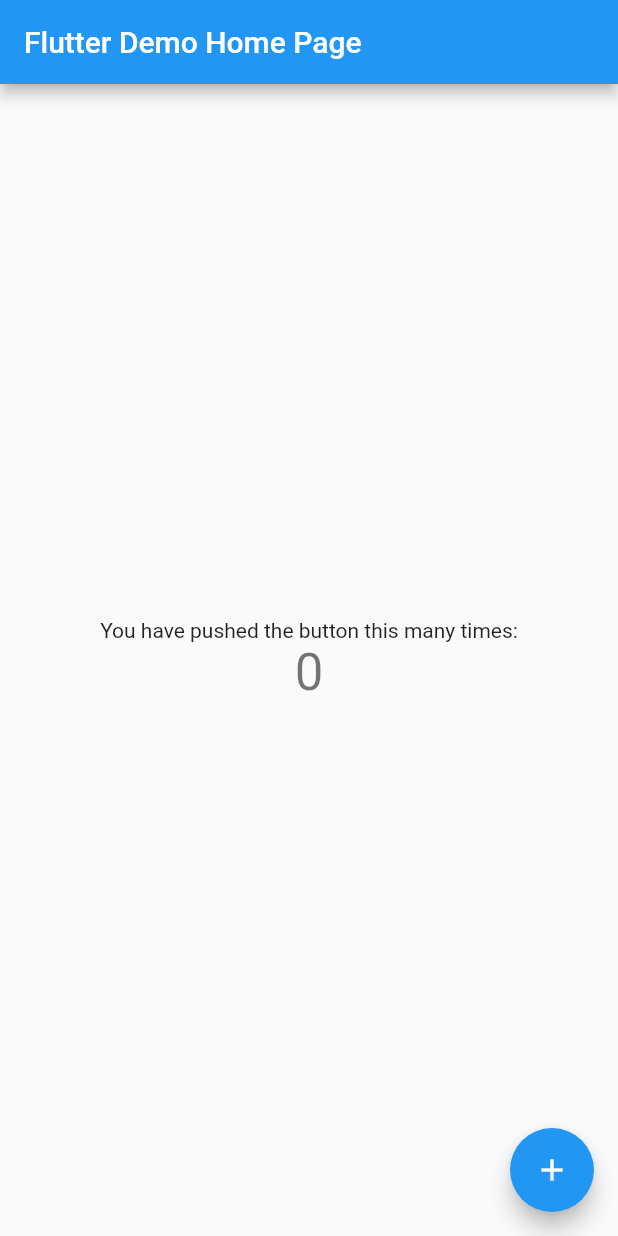
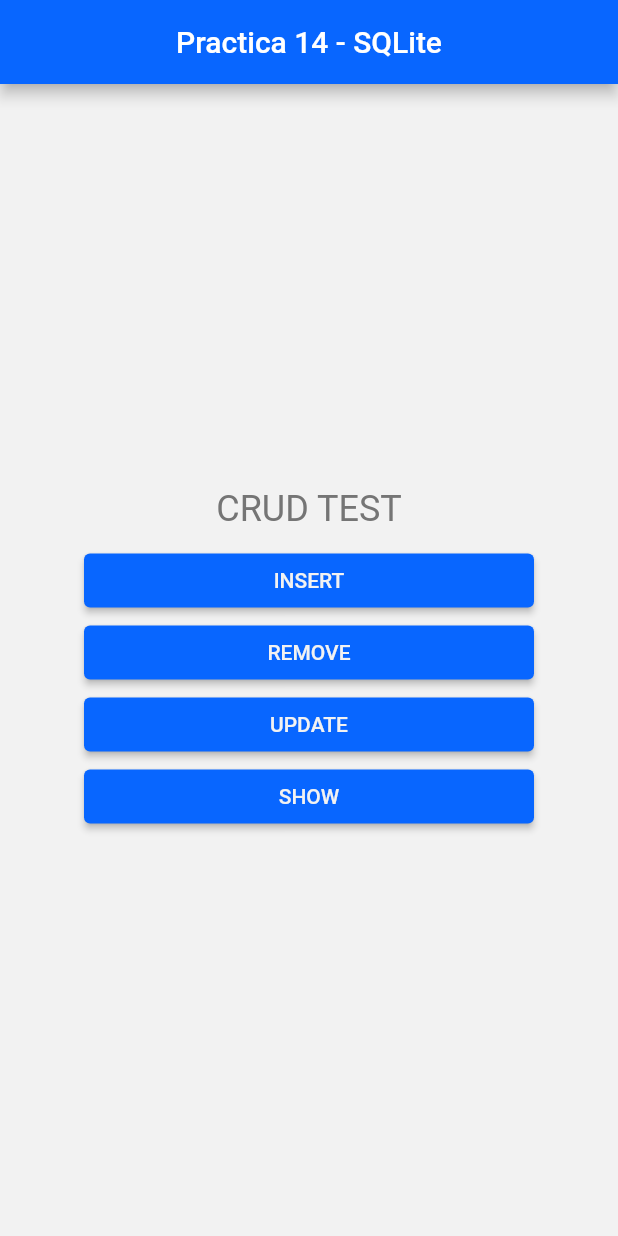
Before and after one commit to adrian-parra/Flutter-Practicas, a Flutter app: the screen it shows after launch, on a phone screen of 412 x 824 dp. Run offline on Flutter 3.47's test engine with Material 2 defaults, Android fonts, the phone set to English and light mode, and no system bars; our stand-ins replace fluttertoast, shared_preferences, sqflite; accounts and stored records are empty.

Commit message:
Practica 14 Terminada
Aprendizaje

* uso de db sqlite con lib sqflite

```diff
--- /dev/null
+++ b/practica_14/lib/config.dart
@@ -0,0 +1,26 @@
+import 'package:flutter/material.dart';
+
+class AppConfig {
+  static const colorPrincipal = Color(0xFF0866FF);
+  static const colorSecundario = Color(0xFFFFFFFF);
+  static const colorFondo = Color(0xFFF2F2F2);
+  static const colorDescripcion = Color(0xFF757575);
+  static const colorExtra = Color(0xFF2B2A2A);
+
+  static const colorSuccess = Color(0xFF51ae57);
+  static const colorDanger = Color(0xFFff0000);
+  static const colorWarning = Color(0xFFf57c00);
+  static const colorInfo = Color(0xFF3498db);
+
+  static const marginValue = 16.0;
+  static const paddingValue = 16.0;
+
+  static const sizeTitulo = 24.0;
+  static const sizeSubtitulo = 20.0;
+  static const sizeDescripcion = 14.0;
+
+  static const gap = 10.0;
+
+  static const letterSpacingValue = 1.3;
+
+}
--- a/practica_14/lib/main.dart
+++ b/practica_14/lib/main.dart
@@ -1,4 +1,5 @@
 import 'package:flutter/material.dart';
+import 'package:practica_14/screens/crud_screen.dart';
 
 void main() {
   runApp(const MyApp());
@@ -10,106 +11,10 @@ class MyApp extends StatelessWidget {
   // This widget is the root of your application.
   @override
   Widget build(BuildContext context) {
-    return MaterialApp(
+    return const MaterialApp(
       title: 'Flutter Demo',
-      theme: ThemeData(
-        // This is the theme of your application.
-        //
-        // Try running your application with "flutter run". You'll see the
-        // application has a blue toolbar. Then, without quitting the app, try
-        // changing the primarySwatch below to Colors.green and then invoke
-        // "hot reload" (press "r" in the console where you ran "flutter run",
-        // or simply save your changes to "hot reload" in a Flutter IDE).
-        // Notice that the counter didn't reset back to zero; the application
-        // is not restarted.
-        primarySwatch: Colors.blue,
-      ),
-      home: const MyHomePage(title: 'Flutter Demo Home Page'),
+      debugShowCheckedModeBanner: false,
+      home: CrudScreen(),
     );
   }
 }
-
-class MyHomePage extends StatefulWidget {
-  const MyHomePage({super.key, required this.title});
-
-  // This widget is the home page of your application. It is stateful, meaning
-  // that it has a State object (defined below) that contains fields that affect
-  // how it looks.
-
-  // This class is the configuration for the state. It holds the values (in this
-  // case the title) provided by the parent (in this case the App widget) and
-  // used by the build method of the State. Fields in a Widget subclass are
-  // always marked "final".
-
-  final String title;
-
-  @override
-  State<MyHomePage> createState() => _MyHomePageState();
-}
-
-class _MyHomePageState extends State<MyHomePage> {
-  int _counter = 0;
-
-  void _incrementCounter() {
-    setState(() {
-      // This call to setState tells the Flutter framework that something has
-      // changed in this State, which causes it to rerun the build method below
-      // so that the display can reflect the updated values. If we changed
-      // _counter without calling setState(), then the build method would not be
-      // called again, and so nothing would appear to happen.
-      _counter++;
-    });
-  }
-
-  @override
-  Widget build(BuildContext context) {
-    // This method is rerun every time setState is called, for instance as done
-    // by the _incrementCounter method above.
-    //
-    // The Flutter framework has been optimized to make rerunning build methods
-    // fast, so that you can just rebuild anything that needs updating rather
-    // than having to individually change instances of widgets.
-    return Scaffold(
-      appBar: AppBar(
-        // Here we take the value from the MyHomePage object that was created by
-        // the App.build method, and use it to set our appbar title.
-        title: Text(widget.title),
-      ),
-      body: Center(
-        // Center is a layout widget. It takes a single child and positions it
-        // in the middle of the parent.
-        child: Column(
-          // Column is also a layout widget. It takes a list of children and
-          // arranges them vertically. By default, it sizes itself to fit its
-          // children horizontally, and tries to be as tall as its parent.
-          //
-          // Invoke "debug painting" (press "p" in the console, choose the
-          // "Toggle Debug Paint" action from the Flutter Inspector in Android
-          // Studio, or the "Toggle Debug Paint" command in Visual Studio Code)
-          // to see the wireframe for each widget.
-          //
-          // Column has various properties to control how it sizes itself and
-          // how it positions its children. Here we use mainAxisAlignment to
-          // center the children vertically; the main axis here is the vertical
-          // axis because Columns are vertical (the cross axis would be
-          // horizontal).
-          mainAxisAlignment: MainAxisAlignment.center,
-          children: <Widget>[
-            const Text(
-              'You have pushed the button this many times:',
-            ),
-            Text(
-              '$_counter',
-              style: Theme.of(context).textTheme.headline4,
-            ),
-          ],
-        ),
-      ),
-      floatingActionButton: FloatingActionButton(
-        onPressed: _incrementCounter,
-        tooltip: 'Increment',
-        child: const Icon(Icons.add),
-      ), // This trailing comma makes auto-formatting nicer for build methods.
-    );
-  }
-}
--- /dev/null
+++ b/practica_14/lib/screens/crud_screen.dart
@@ -0,0 +1,163 @@
+import 'package:flutter/material.dart';
+import 'package:practica_14/config.dart';
+import 'package:sqflite/sqflite.dart';
+
+class CrudScreen extends StatefulWidget {
+  const CrudScreen({super.key});
+
+  @override
+  State<CrudScreen> createState() => _CrudScreenState();
+}
+
+class _CrudScreenState extends State<CrudScreen> {
+  late String path;
+  late Database database;
+
+  @override
+  void initState() {
+    createDB();
+    super.initState();
+  }
+
+  @override
+  Widget build(BuildContext context) {
+    return Scaffold(
+      backgroundColor: AppConfig.colorFondo,
+      appBar: AppBar(
+        title: const Text('Practica 14 - SQLite'),
+        centerTitle: true,
+        backgroundColor: AppConfig.colorPrincipal,
+      ),
+      body: Center(
+        child: Column(
+          mainAxisAlignment: MainAxisAlignment.center,
+          crossAxisAlignment: CrossAxisAlignment.center,
+          children: [
+            const Text(
+              'CRUD TEST',
+              style: TextStyle(
+                fontSize: AppConfig.sizeTitulo,
+                color: AppConfig.colorDescripcion
+              ),
+              ),
+              SizedBox(height: AppConfig.gap,),
+            Row(
+              mainAxisAlignment: MainAxisAlignment.center,
+              crossAxisAlignment: CrossAxisAlignment.center,
+              children: [
+                SizedBox(
+                  width: 300.0,
+                  child: ElevatedButton(
+                    onPressed: () {
+                      insertDB();
+                    },
+                    style: ElevatedButton.styleFrom(
+                        backgroundColor: AppConfig.colorPrincipal,
+                        foregroundColor: AppConfig.colorFondo),
+                    child: const Text('INSERT'),
+                  ),
+                ),
+              ],
+            ),
+            Row(
+              mainAxisAlignment: MainAxisAlignment.center,
+              crossAxisAlignment: CrossAxisAlignment.center,
+              children: [
+                SizedBox(
+                  width: 300.0,
+                  child: ElevatedButton(
+                    onPressed: () {
+                      removeDB();
+                    },
+                    style: ElevatedButton.styleFrom(
+                        backgroundColor: AppConfig.colorPrincipal,
+                        foregroundColor: AppConfig.colorFondo),
+                    child: const Text('REMOVE'),
+                  ),
+                ),
+              ],
+            ),
+            Row(
+              mainAxisAlignment: MainAxisAlignment.center,
+              crossAxisAlignment: CrossAxisAlignment.center,
+              children: [
+                SizedBox(
+                  width: 300.0,
+                  child: ElevatedButton(
+                    onPressed: () {
+                      updateDB();
+                    },
+                    style: ElevatedButton.styleFrom(
+                        backgroundColor: AppConfig.colorPrincipal,
+                        foregroundColor: AppConfig.colorFondo),
+                    child: const Text('UPDATE'),
+                  ),
+                ),
+              ],
+            ),
+            Row(
+              mainAxisAlignment: MainAxisAlignment.center,
+              crossAxisAlignment: CrossAxisAlignment.center,
+              children: [
+                SizedBox(
+                    width: 300.0,
+                    child: ElevatedButton(
+                      onPressed: () {
+                        showDB();
+                      },
+                      style: ElevatedButton.styleFrom(
+                          backgroundColor: AppConfig.colorPrincipal,
+                          foregroundColor: AppConfig.colorFondo),
+                      child: const Text('SHOW'),
+                    )),
+              ],
+            ),
+          ],
+        ),
+      ),
+    );
+  }
+
+  void createDB() async {
+    var dbpath = await getDatabasesPath();
+    path = '{$dbpath}my_db.db';
+    database = await openDatabase(path, version: 1,
+        onCreate: (Database db, int version) async {
+      await db.execute(
+          'CREATE TABLE Test (id INTEGER PRIMARY KEY,name TEXT,nickname TEXT)');
+    });
+  }
+
+  void insertDB() async {
+    await database.transaction((txn) async {
+      int reg1 = await txn.rawInsert(
+          'INSERT INTO Test (name,nickname) VALUES (?,?)', ['JUAN', 'LOAL']);
+
+      print('Insert:$reg1');
+
+      int reg2 = await txn.rawInsert(
+          'INSERT INTO Test (name,nickname) VALUES ("Adrian","LOAL")');
+
+      print('Insert:$reg2');
+    });
+  }
+
+  void removeDB() async {
+    int rem =
+        await database.rawDelete('DELETE FROM Test WHERE name = ?', ['Adrian']);
+    print('Remove:$rem');
+  }
+
+  void updateDB() async {
+    int upt = await database.rawUpdate(
+        'UPDATE Test SET nickname =? WHERE name = ?', ['loal9', "Adrian"]);
+
+    print('Update:$upt');
+  }
+
+  void showDB() async {
+    List<Map> show = await database.rawQuery('SELECT * FROM Test ');
+
+    print(show);
+  }
+}
--- a/practica_14/pubspec.yaml
+++ b/practica_14/pubspec.yaml
@@ -31,6 +31,7 @@ environment:
 dependencies:
   flutter:
     sdk: flutter
+  sqflite: ^2.0.0+3
 
 
   # The following adds the Cupertino Icons font to your application.
```
Also changed, not shown: practica_14/assets/pagina1.png (added), practica_14/pubspec.lock, 1 other file.
